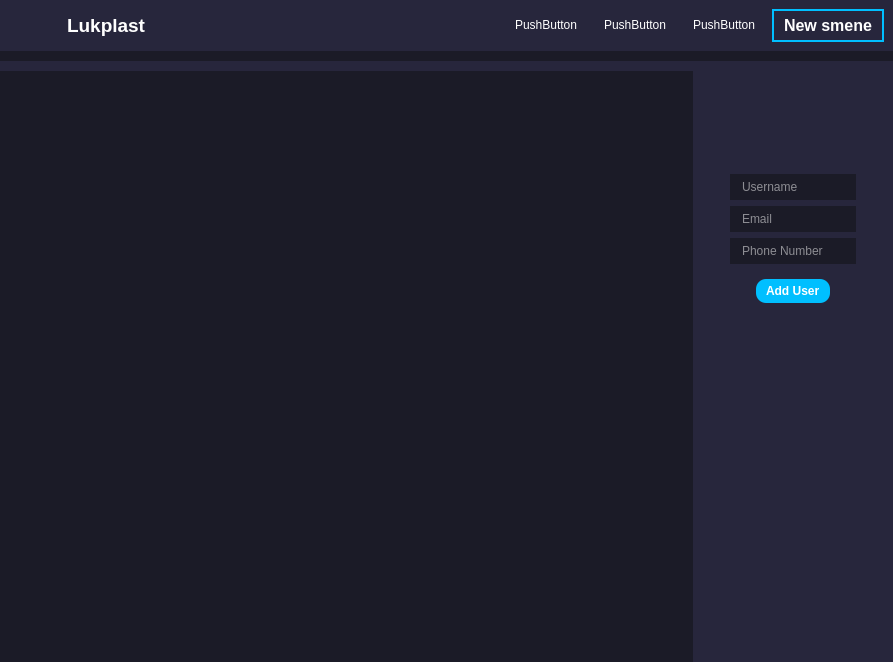
Old version of the form interface.ui in the repository KofanovE/GuiLukplast.
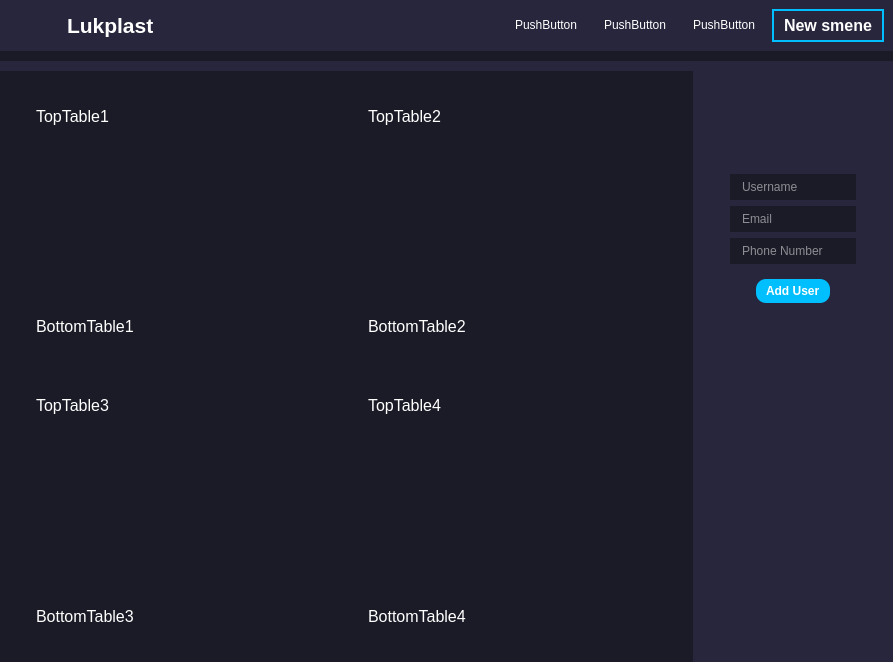
New version of the form. Icons and pictures are not drawn. Custom widgets are drawn as their Qt base class.

Commit message: dev_0_12_refactor: start creating home page with 4 tables

```diff
--- a/interface.ui
+++ b/interface.ui
@@ -127,7 +127,7 @@
            <widget class="QLabel" name="label">
             <property name="font">
              <font>
-              <pointsize>14</pointsize>
+              <pointsize>16</pointsize>
               <weight>75</weight>
               <bold>true</bold>
              </font>
@@ -458,9 +458,376 @@
            <number>0</number>
           </property>
           <item>
-           <widget class="QStackedWidget" name="stackedWidget">
-            <widget class="QWidget" name="page"/>
-            <widget class="QWidget" name="page_2"/>
+           <widget class="QCustomStackedWidget" name="mainPages">
+            <widget class="QWidget" name="homePage">
+             <layout class="QVBoxLayout" name="verticalLayout_10">
+              <item>
+               <widget class="QWidget" name="widget_3" native="true">
+                <layout class="QHBoxLayout" name="horizontalLayout_6">
+                 <item>
+                  <widget class="QWidget" name="widget_5" native="true">
+                   <layout class="QVBoxLayout" name="verticalLayout_11">
+                    <item>
+                     <widget class="QFrame" name="frame_6">
+                      <property name="frameShape">
+                       <enum>QFrame::StyledPanel</enum>
+                      </property>
+                      <property name="frameShadow">
+                       <enum>QFrame::Raised</enum>
+                      </property>
+                      <layout class="QHBoxLayout" name="horizontalLayout_7">
+                       <item>
+                        <widget class="QLabel" name="label_8">
+                         <property name="font">
+                          <font>
+                           <pointsize>12</pointsize>
+                          </font>
+                         </property>
+                         <property name="text">
+                          <string>TopTable1</string>
+                         </property>
+                        </widget>
+                       </item>
+                      </layout>
+                     </widget>
+                    </item>
+                    <item>
+                     <widget class="QTableWidget" name="tableWidget"/>
+                    </item>
+                    <item>
+                     <widget class="QFrame" name="frame_7">
+                      <property name="frameShape">
+                       <enum>QFrame::StyledPanel</enum>
+                      </property>
+                      <property name="frameShadow">
+                       <enum>QFrame::Raised</enum>
+                      </property>
+                      <layout class="QHBoxLayout" name="horizontalLayout_8">
+                       <item>
+                        <widget class="QLabel" name="label_9">
+                         <property name="font">
+                          <font>
+                           <pointsize>12</pointsize>
+                          </font>
+                         </property>
+                         <property name="text">
+                          <string>BottomTable1</string>
+                         </property>
+                        </widget>
+                       </item>
+                      </layout>
+                     </widget>
+                    </item>
+                   </layout>
+                  </widget>
+                 </item>
+                 <item>
+                  <widget class="QWidget" name="widget_6" native="true">
+                   <layout class="QVBoxLayout" name="verticalLayout_12">
+                    <item>
+                     <widget class="QFrame" name="frame_8">
+                      <property name="frameShape">
+                       <enum>QFrame::StyledPanel</enum>
+                      </property>
+                      <property name="frameShadow">
+                       <enum>QFrame::Raised</enum>
+                      </property>
+                      <layout class="QHBoxLayout" name="horizontalLayout_9">
+                       <item>
+                        <widget class="QLabel" name="label_10">
+                         <property name="font">
+                          <font>
+                           <pointsize>12</pointsize>
+                          </font>
+                         </property>
+                         <property name="text">
+                          <string>TopTable2</string>
+                         </property>
+                        </widget>
+                       </item>
+                      </layout>
+                     </widget>
+                    </item>
+                    <item>
+                     <widget class="QTableWidget" name="tableWidget_2"/>
+                    </item>
+                    <item>
+                     <widget class="QFrame" name="frame_9">
+                      <property name="frameShape">
+                       <enum>QFrame::StyledPanel</enum>
+                      </property>
+                      <property name="frameShadow">
+                       <enum>QFrame::Raised</enum>
+                      </property>
+                      <layout class="QHBoxLayout" name="horizontalLayout_10">
+                       <item>
+                        <widget class="QLabel" name="label_11">
+                         <property name="font">
+                          <font>
+                           <pointsize>12</pointsize>
+                          </font>
+                         </property>
+                         <property name="text">
+                          <string>BottomTable2</string>
+                         </property>
+                        </widget>
+                       </item>
+                      </layout>
+                     </widget>
+                    </item>
+                   </layout>
+                  </widget>
+                 </item>
+                </layout>
+               </widget>
+              </item>
+              <item>
+               <widget class="QWidget" name="widget_4" native="true">
+                <layout class="QHBoxLayout" name="horizontalLayout_5">
+                 <item>
+                  <widget class="QWidget" name="widget_7" native="true">
+                   <layout class="QVBoxLayout" name="verticalLayout_13">
+                    <item>
+                     <widget class="QFrame" name="frame_10">
+                      <property name="frameShape">
+                       <enum>QFrame::StyledPanel</enum>
+                      </property>
+                      <property name="frameShadow">
+                       <enum>QFrame::Raised</enum>
+                      </property>
+                      <layout class="QHBoxLayout" name="horizontalLayout_11">
+                       <item>
+                        <widget class="QLabel" name="label_12">
+                         <property name="font">
+                          <font>
+                           <pointsize>12</pointsize>
+                          </font>
+                         </property>
+                         <property name="text">
+                          <string>TopTable3</string>
+                         </property>
+                        </widget>
+                       </item>
+                      </layout>
+                     </widget>
+                    </item>
+                    <item>
+                     <widget class="QTableWidget" name="tableWidget_3"/>
+                    </item>
+                    <item>
+                     <widget class="QFrame" name="frame_11">
+                      <property name="frameShape">
+                       <enum>QFrame::StyledPanel</enum>
+                      </property>
+                      <property name="frameShadow">
+                       <enum>QFrame::Raised</enum>
+                      </property>
+                      <layout class="QHBoxLayout" name="horizontalLayout_13">
+                       <item>
+                        <widget class="QLabel" name="label_13">
+                         <property name="font">
+                          <font>
+                           <pointsize>12</pointsize>
+                          </font>
+                         </property>
+                         <property name="text">
+                          <string>BottomTable3</string>
+                         </property>
+                        </widget>
+                       </item>
+                      </layout>
+                     </widget>
+                    </item>
+                   </layout>
+                  </widget>
+                 </item>
+                 <item>
+                  <widget class="QWidget" name="widget_8" native="true">
+                   <layout class="QVBoxLayout" name="verticalLayout_14">
+                    <item>
+                     <widget class="QFrame" name="frame_12">
+                      <property name="frameShape">
+                       <enum>QFrame::StyledPanel</enum>
+                      </property>
+                      <property name="frameShadow">
+                       <enum>QFrame::Raised</enum>
+                      </property>
+                      <layout class="QHBoxLayout" name="horizontalLayout_12">
+                       <item>
+                        <widget class="QLabel" name="label_15">
+                         <property name="font">
+                          <font>
+                           <pointsize>12</pointsize>
+                          </font>
+                         </property>
+                         <property name="text">
+                          <string>TopTable4</string>
+                         </property>
+                        </widget>
+                       </item>
+                      </layout>
+                     </widget>
+                    </item>
+                    <item>
+                     <widget class="QTableWidget" name="tableWidget_4"/>
+                    </item>
+                    <item>
+                     <widget class="QFrame" name="frame_13">
+                      <property name="frameShape">
+                       <enum>QFrame::StyledPanel</enum>
+                      </property>
+                      <property name="frameShadow">
+                       <enum>QFrame::Raised</enum>
+                      </property>
+                      <layout class="QHBoxLayout" name="horizontalLayout_14">
+                       <item>
+                        <widget class="QLabel" name="label_14">
+                         <property name="font">
+                          <font>
+                           <pointsize>12</pointsize>
+                          </font>
+                         </property>
+                         <property name="text">
+                          <string>BottomTable4</string>
+                         </property>
+                        </widget>
+                       </item>
+                      </layout>
+                     </widget>
+                    </item>
+                   </layout>
+                  </widget>
+                 </item>
+                </layout>
+               </widget>
+              </item>
+             </layout>
+            </widget>
+            <widget class="QWidget" name="reportsPage">
+             <widget class="QLabel" name="label_3">
+              <property name="geometry">
+               <rect>
+                <x>320</x>
+                <y>20</y>
+                <width>111</width>
+                <height>61</height>
+               </rect>
+              </property>
+              <property name="font">
+               <font>
+                <pointsize>16</pointsize>
+                <weight>75</weight>
+                <italic>false</italic>
+                <bold>true</bold>
+                <underline>false</underline>
+                <strikeout>false</strikeout>
+               </font>
+              </property>
+              <property name="text">
+               <string>Reports</string>
+              </property>
+             </widget>
+            </widget>
+            <widget class="QWidget" name="accountsPage">
+             <widget class="QLabel" name="label_4">
+              <property name="geometry">
+               <rect>
+                <x>300</x>
+                <y>10</y>
+                <width>111</width>
+                <height>61</height>
+               </rect>
+              </property>
+              <property name="font">
+               <font>
+                <pointsize>16</pointsize>
+                <weight>75</weight>
+                <italic>false</italic>
+                <bold>true</bold>
+                <underline>false</underline>
+                <strikeout>false</strikeout>
+               </font>
+              </property>
+              <property name="text">
+               <string>Account</string>
+              </property>
+             </widget>
+            </widget>
+            <widget class="QWidget" name="settingsPage">
+             <widget class="QLabel" name="label_5">
+              <property name="geometry">
+               <rect>
+                <x>280</x>
+                <y>0</y>
+                <width>111</width>
+                <height>61</height>
+               </rect>
+              </property>
+              <property name="font">
+               <font>
+                <pointsize>16</pointsize>
+                <weight>75</weight>
+                <italic>false</italic>
+                <bold>true</bold>
+                <underline>false</underline>
+                <strikeout>false</strikeout>
+               </font>
+              </property>
+              <property name="text">
+               <string>Settings</string>
+              </property>
+             </widget>
+            </widget>
+            <widget class="QWidget" name="helpPage">
+             <widget class="QLabel" name="label_6">
+              <property name="geometry">
+               <rect>
+                <x>260</x>
+                <y>10</y>
+                <width>111</width>
+                <height>61</height>
+               </rect>
+              </property>
+              <property name="font">
+               <font>
+                <pointsize>16</pointsize>
+                <weight>75</weight>
+                <italic>false</italic>
+                <bold>true</bold>
+                <underline>false</underline>
+                <strikeout>false</strikeout>
+               </font>
+              </property>
+              <property name="text">
+               <string>Help</string>
+              </property>
+             </widget>
+            </widget>
+            <widget class="QWidget" name="aboutPage">
+             <widget class="QLabel" name="label_7">
+              <property name="geometry">
+               <rect>
+                <x>260</x>
+                <y>20</y>
+                <width>111</width>
+                <height>61</height>
+               </rect>
+              </property>
+              <property name="font">
+               <font>
+                <pointsize>16</pointsize>
+                <weight>75</weight>
+                <italic>false</italic>
+                <bold>true</bold>
+                <underline>false</underline>
+                <strikeout>false</strikeout>
+               </font>
+              </property>
+              <property name="text">
+               <string>About</string>
+              </property>
+             </widget>
+            </widget>
            </widget>
           </item>
          </layout>
@@ -591,6 +958,12 @@
    <header location="global">Custom_Widgets.Widgets.h</header>
    <container>1</container>
   </customwidget>
+  <customwidget>
+   <class>QCustomStackedWidget</class>
+   <extends>QStackedWidget</extends>
+   <header location="global">Custom_Widgets.Widgets.h</header>
+   <container>1</container>
+  </customwidget>
  </customwidgets>
  <resources>
   <include location="QSS/QSS_Resources.qrc"/>
```
Left out of the diff: 2 changed lines with no effect on the pictures. The commit also changes 2 other files.
